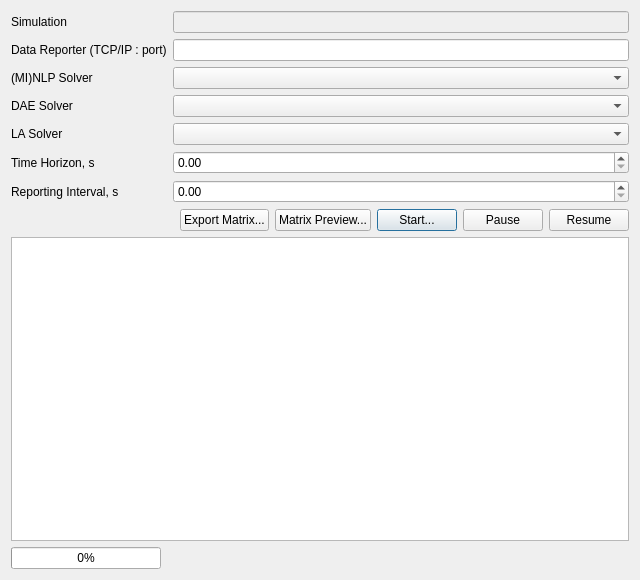
Qt form trunk/daetools-package/daetools/dae_simulator/Simulator.ui (v1kko/daetools) before a commit.
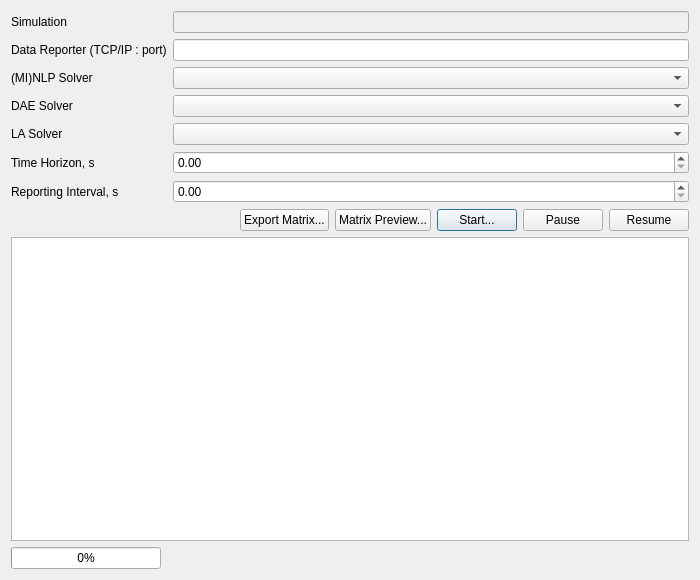
The same form after that commit.

The edit to the form file:
```diff
--- a/trunk/daetools-package/daetools/dae_simulator/Simulator.ui
+++ b/trunk/daetools-package/daetools/dae_simulator/Simulator.ui
@@ -6,7 +6,7 @@
    <rect>
     <x>0</x>
     <y>0</y>
-    <width>640</width>
+    <width>700</width>
     <height>580</height>
    </rect>
   </property>
```
